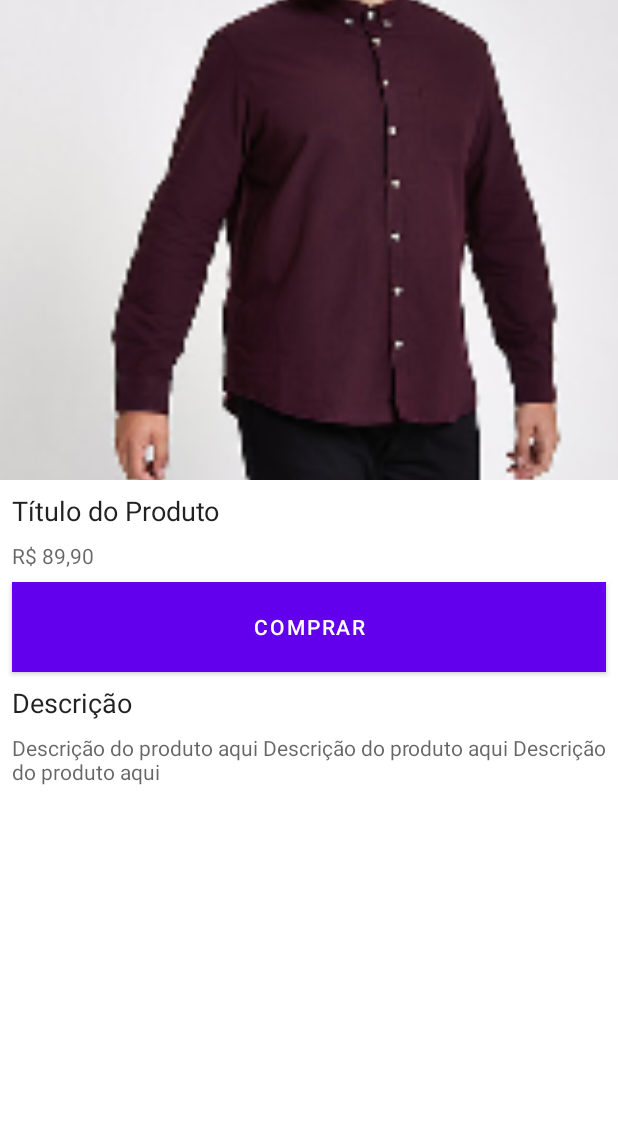
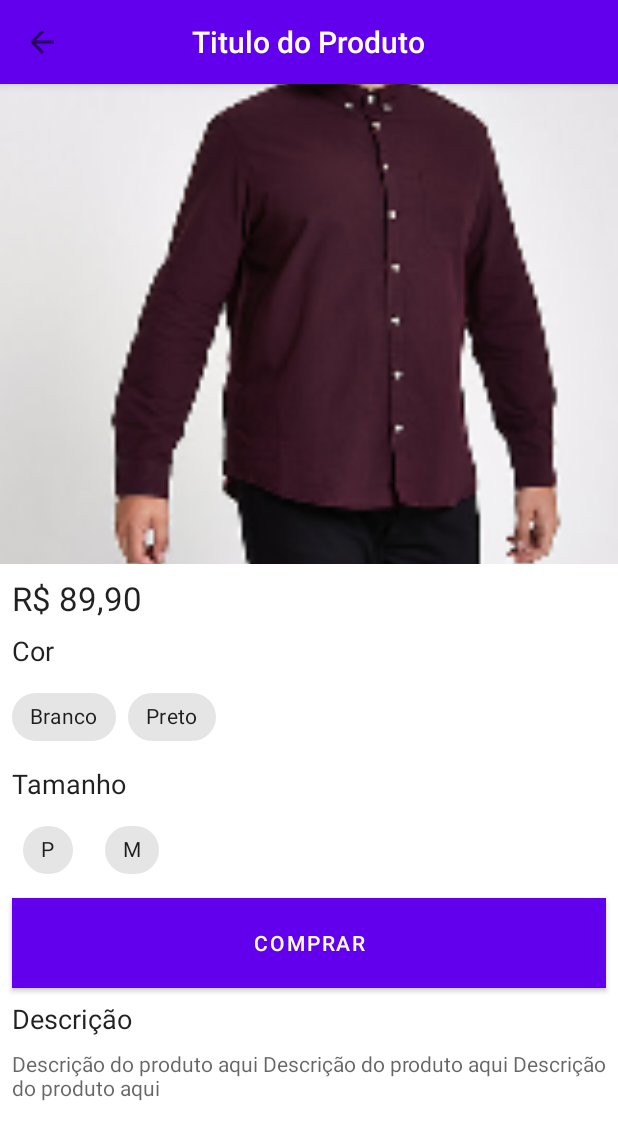
Before and after one commit to flavioms86/cursoArquitetoAndroid, an Android app: the screen it shows after launch (ProductDetailActivity), after a tap on "Camiseta XYZ", on a phone screen of 412 x 824 dp. Shown: the top 1140 px of the screen. Run offline under Robolectric (Android 15) with nearby library versions, the phone set to English and light mode, and no system bars.

Commit message:
Etapa 09 - Tela de produtos melhorada

```diff
--- a/app/src/main/java/com/example/appcommerce/MainActivity.kt
+++ b/app/src/main/java/com/example/appcommerce/MainActivity.kt
@@ -5,6 +5,7 @@ import androidx.appcompat.app.AppCompatActivity
 import android.os.Bundle
 import android.view.MenuItem
 import android.widget.LinearLayout
+import android.widget.TextView
 import android.widget.Toast
 import androidx.appcompat.widget.Toolbar
 import androidx.appcompat.app.ActionBarDrawerToggle
@@ -17,6 +18,7 @@ class MainActivity : AppCompatActivity(), NavigationView.OnNavigationItemSelecte
     lateinit var toolbar: Toolbar
     lateinit var drawerLayout: DrawerLayout
     lateinit var navigationView: NavigationView
+    lateinit var textTitle: TextView
 
     override fun onCreate(savedInstanceState: Bundle?) {
         super.onCreate(savedInstanceState)
@@ -24,6 +26,11 @@ class MainActivity : AppCompatActivity(), NavigationView.OnNavigationItemSelecte
 
         toolbar = findViewById(R.id.toolbar)
         setSupportActionBar(toolbar)
+
+        supportActionBar?.setDisplayShowTitleEnabled(false)
+
+        textTitle = findViewById(R.id.toolbar_title)
+        textTitle.text = getString(R.string.app_name)
 
         drawerLayout = findViewById(R.id.nav_drawer_layout)
 
--- a/app/src/main/java/com/example/appcommerce/ProductDetailActivity.kt
+++ b/app/src/main/java/com/example/appcommerce/ProductDetailActivity.kt
@@ -1,16 +1,30 @@
 package com.example.appcommerce
 
 import android.os.Bundle
+import android.widget.TextView
 import com.google.android.material.floatingactionbutton.FloatingActionButton
 import com.google.android.material.snackbar.Snackbar
 import androidx.appcompat.app.AppCompatActivity
+import androidx.appcompat.widget.Toolbar
 
 class ProductDetailActivity : AppCompatActivity() {
+
+    lateinit var toolbar: Toolbar
+    lateinit var textTitle: TextView
 
     override fun onCreate(savedInstanceState: Bundle?) {
         super.onCreate(savedInstanceState)
         setContentView(R.layout.activity_product_detail)
+
+        toolbar = findViewById(R.id.toolbar)
+        setSupportActionBar(toolbar)
+
+
         supportActionBar?.setDisplayHomeAsUpEnabled(true)
+        supportActionBar?.setDisplayShowTitleEnabled(false)
+
+        textTitle = findViewById(R.id.toolbar_title)
+        textTitle.text = "Titulo do Produto"
     }
 
     override fun onSupportNavigateUp(): Boolean {
--- a/app/src/main/res/layout/activity_product_detail.xml
+++ b/app/src/main/res/layout/activity_product_detail.xml
@@ -1,11 +1,27 @@
 <?xml version="1.0" encoding="utf-8"?>
-<ScrollView
 
-    xmlns:android="http://schemas.android.com/apk/res/android"
+<RelativeLayout xmlns:android="http://schemas.android.com/apk/res/android"
                 xmlns:app="http://schemas.android.com/apk/res-auto"
                 xmlns:tools="http://schemas.android.com/tools"
                 android:layout_width="match_parent"
+                android:layout_height="match_parent">
+
+    <com.google.android.material.appbar.AppBarLayout
+                android:id="@+id/app_bar_layout"
+                android:layout_width="match_parent"
+                android:layout_height="wrap_content">
+
+                <include layout="@layout/menu_toolbar_layout"
+                    android:layout_width="match_parent"
+                    android:layout_height="?attr/actionBarSize"/>
+
+            </com.google.android.material.appbar.AppBarLayout>
+
+
+    <androidx.core.widget.NestedScrollView
+        android:layout_width="match_parent"
         android:layout_height="match_parent"
+        android:layout_below="@id/app_bar_layout"
         tools:context=".ProductDetailActivity">
 
         <LinearLayout
@@ -23,18 +39,72 @@
             <TextView
                 android:layout_width="match_parent"
                 android:layout_height="wrap_content"
-            android:text="Título do Produto"
-            android:textAppearance="@android:style/TextAppearance.Medium"
+                android:text="R$ 89,90"
+                android:textAppearance="@android:style/TextAppearance.Large"
                 android:layout_marginLeft="8dp"
                 android:layout_marginTop="8dp"/>
 
             <TextView
                 android:layout_width="match_parent"
                 android:layout_height="wrap_content"
-            android:text="R$ 89,90"
-            android:textAppearance="@android:style/TextAppearance.Small"
+                android:text="Cor"
+                android:textAppearance="@android:style/TextAppearance.Medium"
                 android:layout_marginLeft="8dp"
                 android:layout_marginTop="8dp"/>
+
+            <com.google.android.material.chip.ChipGroup
+                android:id="@+id/chip_group_color"
+                android:layout_marginLeft="8dp"
+                android:layout_marginTop="8dp"
+                android:layout_width="match_parent"
+                android:layout_height="wrap_content"
+                app:singleSelection="true">
+
+                <com.google.android.material.chip.Chip
+                    style="@style/Widget.MaterialComponents.Chip.Choice"
+                    android:layout_width="wrap_content"
+                    android:layout_height="wrap_content"
+                    android:text="Branco"
+                    android:checkable="true"/>
+                <com.google.android.material.chip.Chip
+                    style="@style/Widget.MaterialComponents.Chip.Choice"
+                    android:layout_width="wrap_content"
+                    android:layout_height="wrap_content"
+                    android:text="Preto"
+                    android:checkable="true"/>
+
+            </com.google.android.material.chip.ChipGroup>
+
+            <TextView
+                android:layout_width="match_parent"
+                android:layout_height="wrap_content"
+                android:text="Tamanho"
+                android:textAppearance="@android:style/TextAppearance.Medium"
+                android:layout_marginLeft="8dp"
+                android:layout_marginTop="8dp"/>
+
+            <com.google.android.material.chip.ChipGroup
+                android:id="@+id/chip_group_tamanho"
+                android:layout_marginLeft="8dp"
+                android:layout_marginTop="8dp"
+                android:layout_width="match_parent"
+                android:layout_height="wrap_content"
+                app:singleSelection="true">
+
+                <com.google.android.material.chip.Chip
+                    style="@style/Widget.MaterialComponents.Chip.Choice"
+                    android:layout_width="wrap_content"
+                    android:layout_height="wrap_content"
+                    android:text="P"
+                    android:checkable="true"/>
+                <com.google.android.material.chip.Chip
+                    style="@style/Widget.MaterialComponents.Chip.Choice"
+                    android:layout_width="wrap_content"
+                    android:layout_height="wrap_content"
+                    android:text="M"
+                    android:checkable="true"/>
+
+            </com.google.android.material.chip.ChipGroup>
 
             <Button
                 android:layout_width="match_parent"
@@ -60,8 +130,11 @@
                 android:text="Descrição do produto aqui Descrição do produto aqui Descrição do produto aqui"
                 android:layout_marginTop="8dp"
                 android:layout_marginLeft="8dp"
+                android:layout_marginBottom="8dp"
                 android:textAppearance="@android:style/TextAppearance.Small"/>
 
         </LinearLayout>
 
-</ScrollView>
+    </androidx.core.widget.NestedScrollView>
+
+</RelativeLayout>
```
Lines whose indentation alone changed are shown as unchanged.
